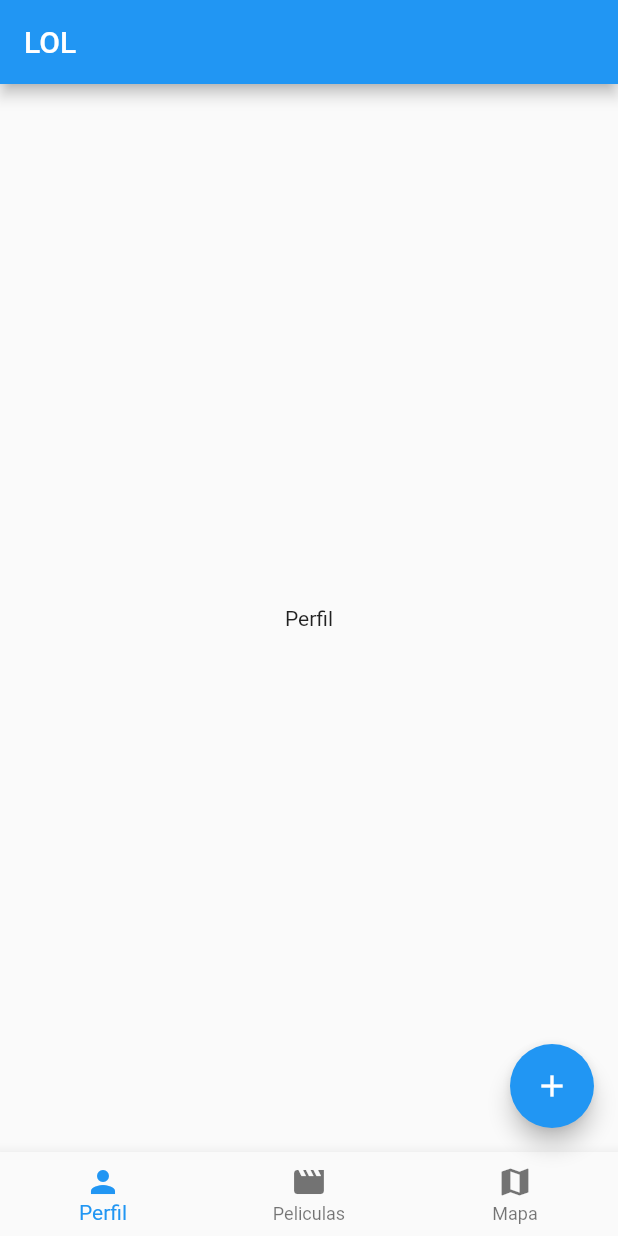
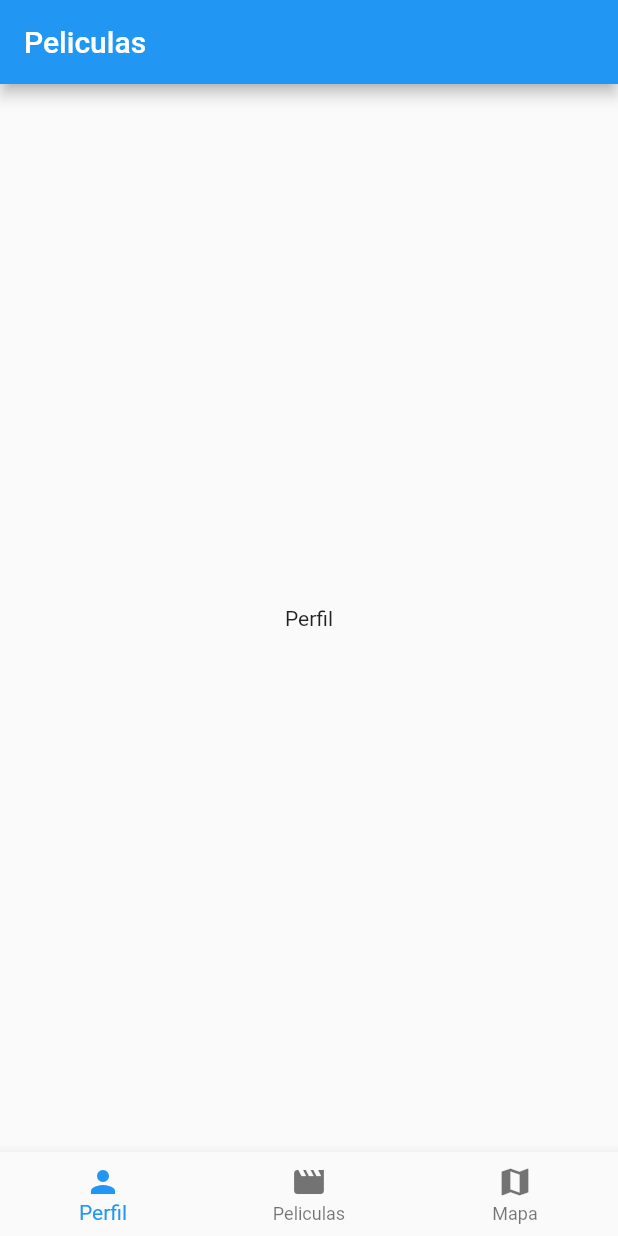
Before and after one commit to danskucr/movies-dante, a Flutter app: the screen it shows after launch, on a phone screen of 412 x 824 dp. Run offline on Flutter 3.47's test engine with Material 2 defaults, Android fonts, the phone set to English and light mode, and no system bars.

Commit message:
Bottom Navigator modifed II

```diff
--- a/lib/features/leading/presentation/page/leading_page.dart
+++ b/lib/features/leading/presentation/page/leading_page.dart
@@ -26,15 +26,10 @@
   Widget build(BuildContext context) {
     return Scaffold(
       appBar: AppBar(
-        title: Text('LOL'),
+        title: const Text('Peliculas'),
       ),
       body: Center(
         child: _widgetOptions.elementAt(position),
-      ),
-      floatingActionButton: FloatingActionButton(
-        onPressed: (){},
-        tooltip: 'Increment',
-        child: const Icon(Icons.add),
       ),
       bottomNavigationBar: BottomNavigationBar(items: const <BottomNavigationBarItem>[
       BottomNavigationBarItem(icon: Icon(Icons.person), label: 'Perfil'),
--- a/lib/features/maps/presentation/page/maps_page.dart
+++ b/lib/features/maps/presentation/page/maps_page.dart
@@ -1,5 +1,4 @@
 import 'package:flutter/material.dart';
-import 'package:movies_ducr/features/leading/presentation/widgets/bottom_navigation_bar.dart';
 
 class MapsPage extends StatefulWidget {
   const MapsPage({super.key});
--- a/lib/features/profile/presentation/presentation/profile_page.dart
+++ b/lib/features/profile/presentation/presentation/profile_page.dart
@@ -1,5 +1,4 @@
 import 'package:flutter/material.dart';
-import 'package:movies_ducr/features/leading/presentation/widgets/bottom_navigation_bar.dart';
 
 class ProfilePage extends StatefulWidget {
   const ProfilePage({super.key});
```
Also changed, not shown: lib/main.dart (+0 -39 lines).
